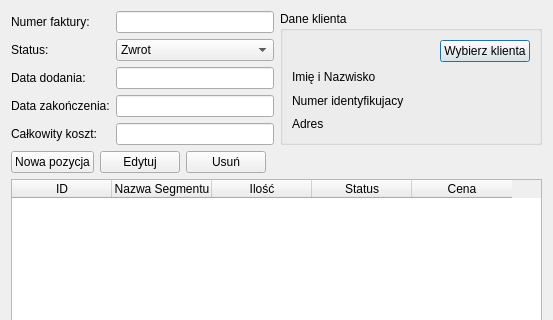
Old version of the form app/ui/invoiceDialog.ui in the repository HBuczynski/Fabryka_okien; both pictures show x 0 to 553 and y 0 to 320 of the 553 by 672 pixel window.
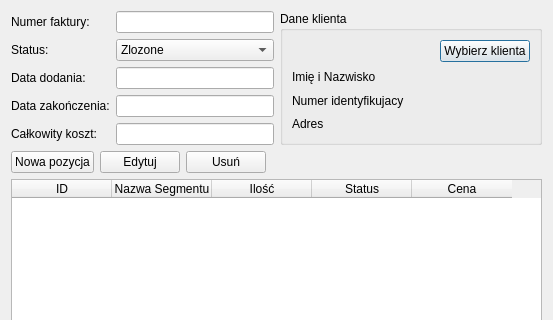
New version of the form.

What changed in the file:
```diff
--- a/app/ui/invoiceDialog.ui
+++ b/app/ui/invoiceDialog.ui
@@ -39,7 +39,7 @@
         <widget class="QComboBox" name="invoiceStatusComboBox">
          <item>
           <property name="text">
-           <string>Zwrot</string>
+           <string>Zlozone</string>
           </property>
          </item>
          <item>
```
Left out of the diff: 4 changed lines with no effect on the pictures.
